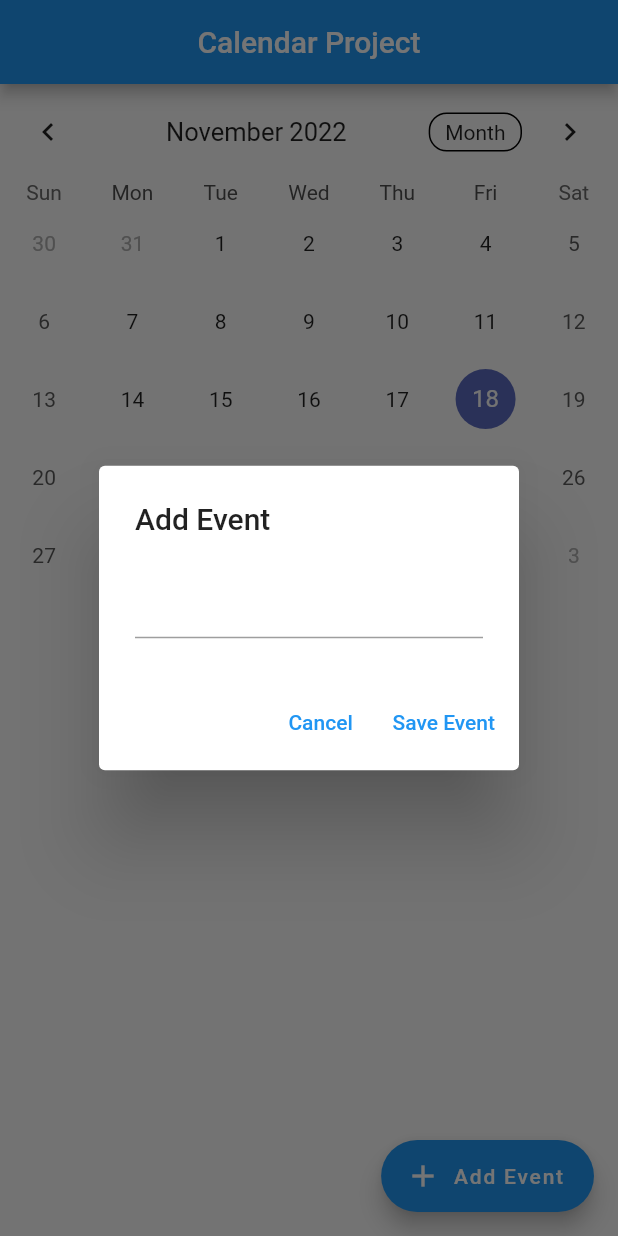
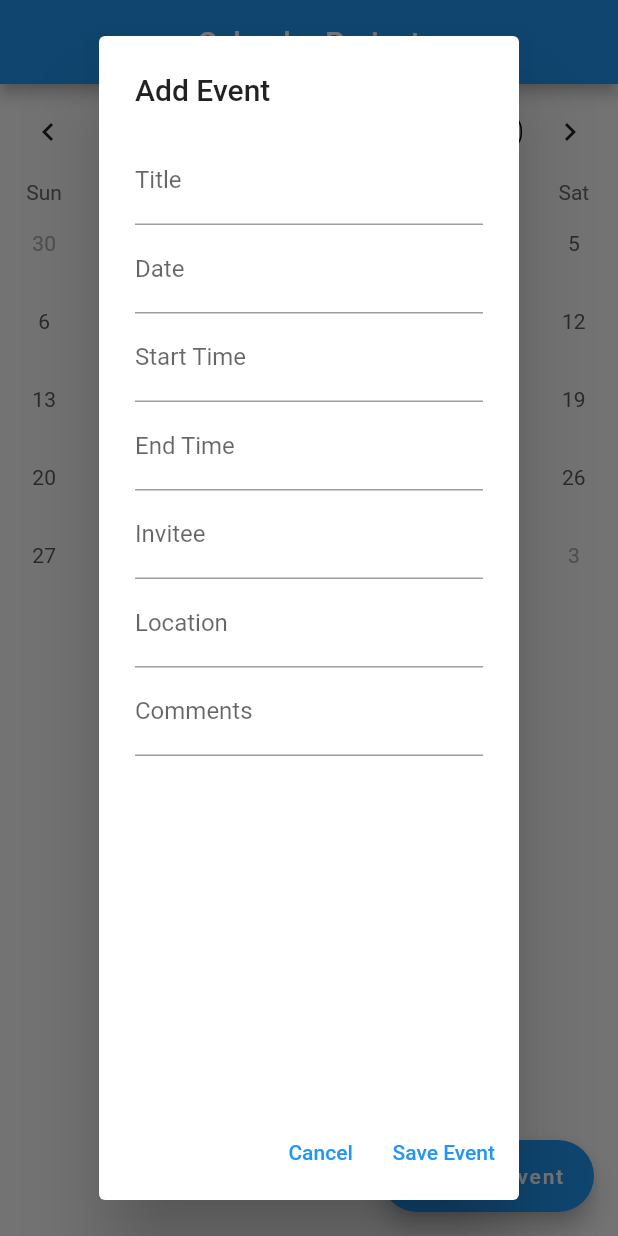
Before and after one commit to CSC4350-TR/i-Schedule, a Flutter app: the screen it shows after launch, after a tap on "Add Event", on a phone screen of 412 x 824 dp. Run offline on Flutter 3.47's test engine with Material 2 defaults, Android fonts, the phone set to English and light mode, and no system bars; drawn by our look-alikes of table_calendar.

Commit message:
Fixed textformfield issue in calendar.dart

```diff
--- a/lib/calendar.dart
+++ b/lib/calendar.dart
@@ -14,6 +14,12 @@ class _CalendarState extends State<Calendar> {
   DateTime focusedDay = DateTime.now();
 
   TextEditingController _eventController = TextEditingController();
+  TextEditingController dateController = TextEditingController();
+  TextEditingController starttimeController = TextEditingController();
+  TextEditingController endtimeController = TextEditingController();
+  TextEditingController recipientController = TextEditingController();
+  TextEditingController locationController = TextEditingController();
+  TextEditingController commentController = TextEditingController();
 
   @override
   void initState() {
@@ -90,8 +96,51 @@ class _CalendarState extends State<Calendar> {
           context: context,
           builder: (context) => AlertDialog(
             title: const Text("Add Event"),
-            content: TextFormField(
-              controller: _eventController,
+            content: Column(
+              children: [
+                TextFormField(
+                  controller: _eventController,
+                  decoration: const InputDecoration(
+                    labelText: "Title",
+                  ),
+                ),
+                TextFormField(
+                  controller: dateController,
+                  decoration: const InputDecoration(
+                    labelText: "Date",
+                  ),
+                ),
+                TextFormField(
+                  controller: starttimeController,
+                  decoration: const InputDecoration(
+                    labelText: "Start Time",
+                  ),
+                ),
+                TextFormField(
+                  controller: endtimeController,
+                  decoration: const InputDecoration(
+                    labelText: "End Time",
+                  ),
+                ),
+                TextFormField(
+                  controller: recipientController,
+                  decoration: const InputDecoration(
+                    labelText: "Invitee",
+                  ),
+                ),
+                TextFormField(
+                  controller: locationController,
+                  decoration: const InputDecoration(
+                    labelText: "Location",
+                  ),
+                ),
+                TextFormField(
+                  controller: commentController,
+                  decoration: const InputDecoration(
+                    labelText: "Comments",
+                  ),
+                ),
+              ],
             ),
             actions: [
               TextButton(
```
